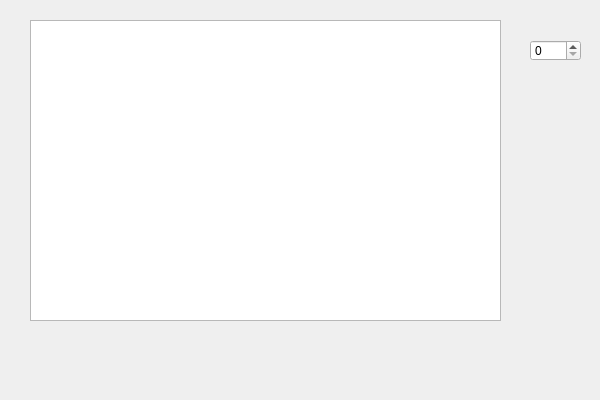
The window that TEST0136.ui (XOOIOOX/TEST-0136) describes before a commit, drawn with Qt 5.
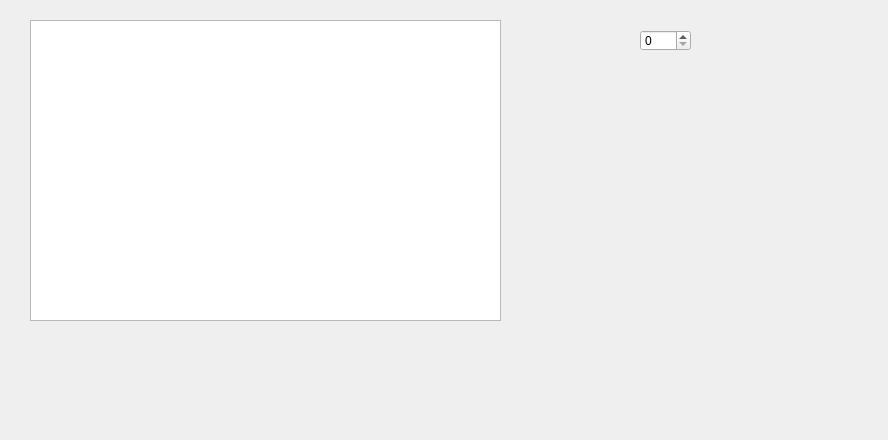
The same window after the commit.

Commit message: Таблица в рид-онли

What changed in the file:
```diff
--- a/TEST0136.ui
+++ b/TEST0136.ui
@@ -6,8 +6,8 @@
    <rect>
     <x>0</x>
     <y>0</y>
-    <width>600</width>
-    <height>400</height>
+    <width>888</width>
+    <height>440</height>
    </rect>
   </property>
   <property name="windowTitle">
@@ -27,8 +27,8 @@
    <widget class="QSpinBox" name="tableSelectSpin">
     <property name="geometry">
      <rect>
-      <x>530</x>
-      <y>40</y>
+      <x>640</x>
+      <y>30</y>
       <width>51</width>
       <height>21</height>
      </rect>
```
The commit also changes 1 other file.
